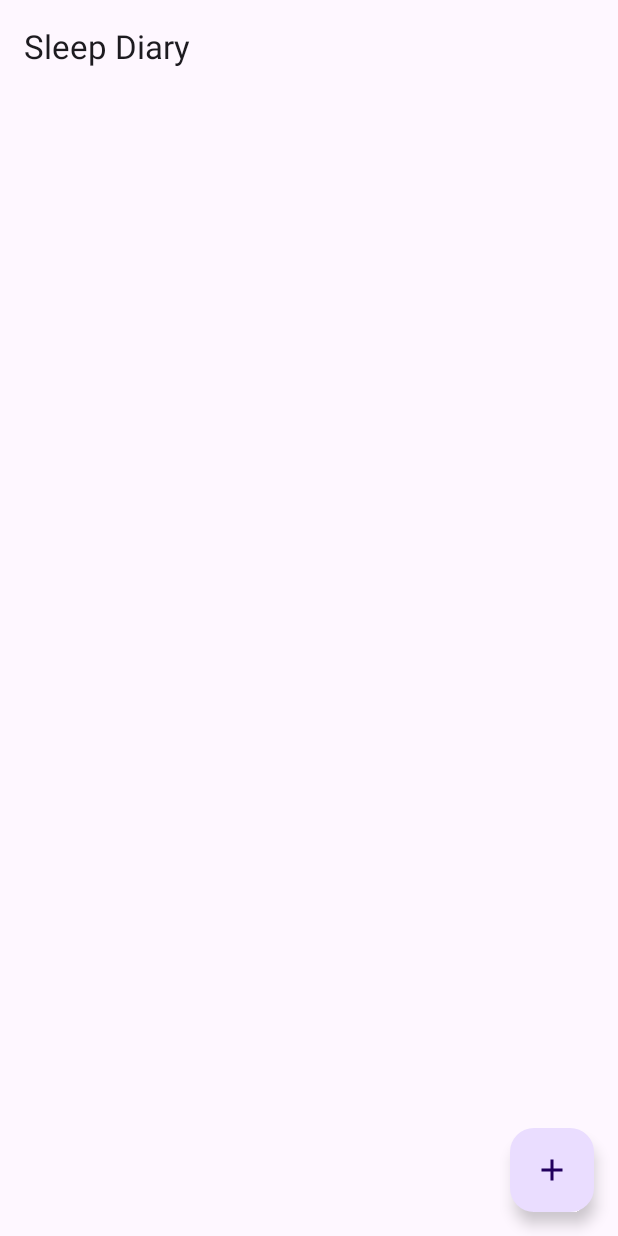
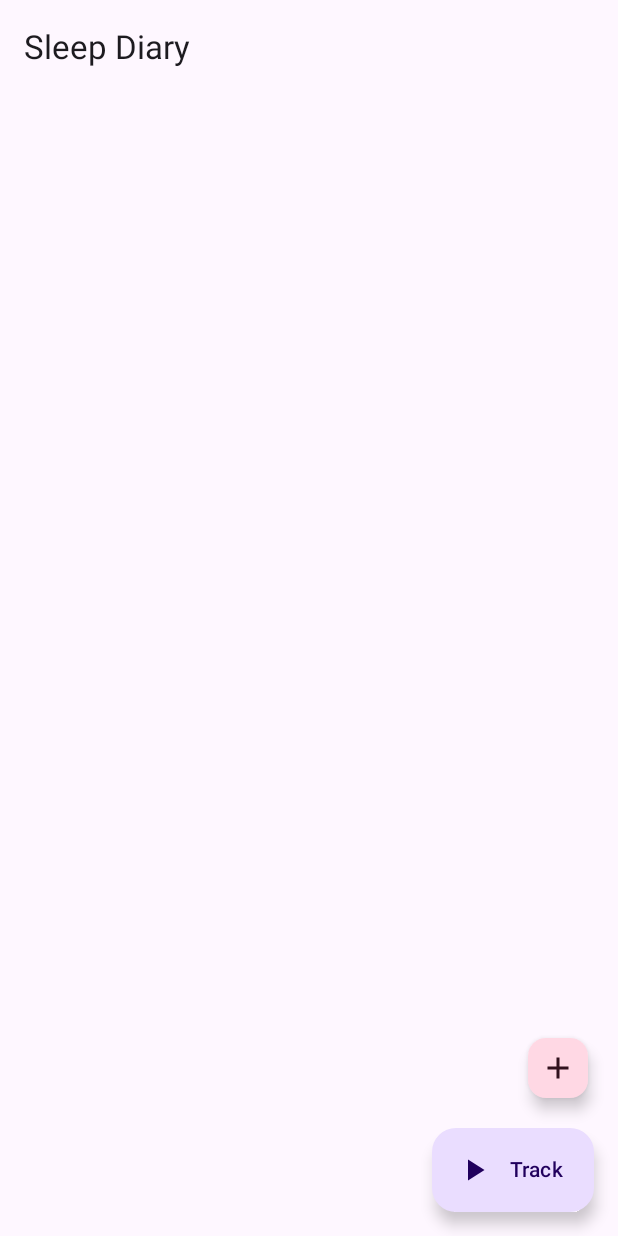
Before and after one commit to GKsenon/sleep-diary, an Android app built with Jetpack Compose: the screen it shows after launch (MainActivity), on a phone screen of 412 x 824 dp. Run offline under Robolectric (Android 15) with nearby library versions, the light colour scheme and no system bars; our stand-ins replace Dagger/Hilt's generated code, Room's generated code, livedata-compose.

Commit message:
Added sleep tracker

```diff
--- a/app/build.gradle
+++ b/app/build.gradle
@@ -55,6 +55,7 @@ dependencies {
     implementation 'androidx.compose.runtime:runtime-livedata:1.3.2'
     implementation "androidx.navigation:navigation-compose:$nav_version"
     implementation "androidx.room:room-runtime:$room_version"
+    implementation "androidx.datastore:datastore-preferences:1.0.0"
     implementation "com.google.dagger:hilt-android:$hilt_version"
     implementation 'androidx.hilt:hilt-navigation-compose:1.0.0'
     testImplementation 'junit:junit:4.13.2'
--- a/app/src/main/java/com/gksenon/sleepdiary/MainActivity.kt
+++ b/app/src/main/java/com/gksenon/sleepdiary/MainActivity.kt
@@ -10,7 +10,7 @@ import androidx.navigation.compose.composable
 import androidx.navigation.compose.rememberNavController
 import com.gksenon.sleepdiary.view.SleepDiaryScreen
 import com.gksenon.sleepdiary.view.SleepEditorScreen
-import com.gksenon.sleepdiary.view.SleepTrackingScreen
+import com.gksenon.sleepdiary.view.SleepTrackerScreen
 import dagger.hilt.android.AndroidEntryPoint
 
 @AndroidEntryPoint
@@ -32,13 +32,13 @@ fun MainScreen(navController: NavHostController = rememberNavController()) {
         composable("sleep_diary") {
             SleepDiaryScreen(
                 onNavigateToSleepEditor = { navController.navigate("sleep_editor") },
-                onNavigateToSleepTracking = { navController.navigate("sleep_tracking") })
+                onNavigateToSleepTracking = { navController.navigate("sleep_tracker") })
         }
         composable("sleep_editor") {
             SleepEditorScreen(onSaveSleep = { navController.popBackStack() })
         }
-        composable("sleep_tracking") {
-            SleepTrackingScreen()
+        composable("sleep_tracker") {
+            SleepTrackerScreen()
         }
     }
 }
--- a/app/src/main/java/com/gksenon/sleepdiary/data/SleepDiaryDatabase.kt
+++ b/app/src/main/java/com/gksenon/sleepdiary/data/SleepDatabase.kt
@@ -6,6 +6,6 @@ import androidx.room.TypeConverters
 
 @Database(entities = [Sleep::class], version = 1)
 @TypeConverters(TimeConverter::class)
-abstract class SleepDiaryDatabase : RoomDatabase() {
+abstract class SleepDatabase : RoomDatabase() {
     abstract fun sleepDao(): SleepDao
 }
--- a/app/src/main/java/com/gksenon/sleepdiary/di/DataModule.kt
+++ b/app/src/main/java/com/gksenon/sleepdiary/di/DataModule.kt
@@ -3,8 +3,8 @@ package com.gksenon.sleepdiary.di
 import android.content.Context
 import androidx.room.Room
 import com.gksenon.sleepdiary.data.SleepDao
-import com.gksenon.sleepdiary.data.SleepDiaryDatabase
-import com.gksenon.sleepdiary.data.SleepDiaryRepository
+import com.gksenon.sleepdiary.data.SleepDatabase
+import com.gksenon.sleepdiary.data.SleepRepository
 import dagger.Module
 import dagger.Provides
 import dagger.hilt.InstallIn
@@ -18,13 +18,13 @@ class DataModule {
 
     @Singleton
     @Provides
-    fun provideSleepDatabase(@ApplicationContext context: Context): SleepDiaryDatabase =
-        Room.databaseBuilder(context, SleepDiaryDatabase::class.java, "diary").build()
+    fun provideSleepDatabase(@ApplicationContext context: Context): SleepDatabase =
+        Room.databaseBuilder(context, SleepDatabase::class.java, "diary").build()
 
     @Provides
-    fun provideSleepDao(database: SleepDiaryDatabase): SleepDao = database.sleepDao()
+    fun provideSleepDao(database: SleepDatabase): SleepDao = database.sleepDao()
 
     @Provides
-    fun providesSleepDiaryRepository(sleepDao: SleepDao): SleepDiaryRepository =
-        SleepDiaryRepository(sleepDao)
+    fun providesSleepDiaryRepository(@ApplicationContext context: Context, sleepDao: SleepDao): SleepRepository =
+        SleepRepository(context, sleepDao)
 }
--- a/app/src/main/java/com/gksenon/sleepdiary/view/SleepDiaryScreen.kt
+++ b/app/src/main/java/com/gksenon/sleepdiary/view/SleepDiaryScreen.kt
@@ -1,14 +1,18 @@
 package com.gksenon.sleepdiary.view
 
+import androidx.compose.foundation.layout.Arrangement
+import androidx.compose.foundation.layout.Column
 import androidx.compose.foundation.layout.padding
 import androidx.compose.foundation.lazy.LazyColumn
 import androidx.compose.foundation.lazy.items
 import androidx.compose.material.icons.Icons
 import androidx.compose.material.icons.filled.Add
+import androidx.compose.material.icons.filled.PlayArrow
 import androidx.compose.material3.*
 import androidx.compose.runtime.Composable
 import androidx.compose.runtime.getValue
 import androidx.compose.runtime.livedata.observeAsState
+import androidx.compose.ui.Alignment
 import androidx.compose.ui.Modifier
 import androidx.compose.ui.res.stringResource
 import androidx.compose.ui.unit.dp
@@ -31,12 +35,27 @@ fun SleepDiaryScreen(
         })
     },
         floatingActionButton = {
-        FloatingActionButton(onClick = { onNavigateToSleepEditor() }) {
+            Column(
+                verticalArrangement = Arrangement.spacedBy(16.dp),
+                horizontalAlignment = Alignment.End
+            ) {
+                SmallFloatingActionButton(
+                    onClick = { onNavigateToSleepEditor() },
+                    containerColor = MaterialTheme.colorScheme.tertiaryContainer,
+                    contentColor = MaterialTheme.colorScheme.onTertiaryContainer
+                ) {
                     Icon(Icons.Filled.Add, contentDescription = stringResource(R.string.add_sleep))
                 }
-//        FloatingActionButton(onClick = { onNavigateToSleepTracking() }) {
-//            Icon(Icons.Filled.PlayArrow, contentDescription = stringResource(R.string.track_sleep))
-//        }
+                ExtendedFloatingActionButton(
+                    text = { Text(text = stringResource(R.string.track_sleep_button_text)) },
+                    icon = {
+                        Icon(
+                            Icons.Filled.PlayArrow,
+                            contentDescription = stringResource(R.string.track_sleep)
+                        )
+                    },
+                    onClick = { onNavigateToSleepTracking() })
+            }
         }) { contentPadding ->
         val sleepDiary: List<Sleep>? by viewModel.sleepDiary.observeAsState()
 
@@ -48,7 +67,10 @@ fun SleepDiaryScreen(
                 bottom = contentPadding.calculateBottomPadding()
             )
         ) {
-            items(items = sleepDiary ?: emptyList(), key = { sleep -> sleep.id }, itemContent = { sleep ->
+            items(
+                items = sleepDiary ?: emptyList(),
+                key = { sleep -> sleep.id },
+                itemContent = { sleep ->
                     SleepDiaryEntry(sleep)
                 })
         }
--- a/app/src/main/java/com/gksenon/sleepdiary/viewmodels/SleepEditorViewModel.kt
+++ b/app/src/main/java/com/gksenon/sleepdiary/viewmodels/SleepEditorViewModel.kt
@@ -3,7 +3,7 @@ package com.gksenon.sleepdiary.viewmodels
 import androidx.lifecycle.ViewModel
 import androidx.lifecycle.viewModelScope
 import com.gksenon.sleepdiary.data.Sleep
-import com.gksenon.sleepdiary.data.SleepDiaryRepository
+import com.gksenon.sleepdiary.data.SleepRepository
 import dagger.hilt.android.lifecycle.HiltViewModel
 import kotlinx.coroutines.flow.MutableStateFlow
 import kotlinx.coroutines.flow.asStateFlow
@@ -16,7 +16,7 @@ import javax.inject.Inject
 
 @HiltViewModel
 class SleepEditorViewModel @Inject constructor(
-    private val sleepDiaryRepository: SleepDiaryRepository
+    private val sleepRepository: SleepRepository
 ) : ViewModel() {
 
     private val dateFormatter = SimpleDateFormat("ddMMyyyy", Locale.getDefault())
@@ -85,7 +85,7 @@ class SleepEditorViewModel @Inject constructor(
                     start = merge(startDate, startTime),
                     end = merge(endDate, endTime)
                 )
-                sleepDiaryRepository.saveSleep(sleep)
+                sleepRepository.saveSleep(sleep)
             }
             onSaveSleep()
         } else {
--- a/app/src/main/res/values/strings.xml
+++ b/app/src/main/res/values/strings.xml
@@ -12,4 +12,7 @@
     <string name="date_error">Invalid date format, must be \"dd/MM/yyyy\"</string>
     <string name="time_error">Invalid time format, must be \"hh:mm\"</string>
     <string name="save_sleep">Save</string>
+    <string name="track_sleep_button_text">Track</string>
+    <string name="start_tracking">Start tracking</string>
+    <string name="stop_tracking">Stop tracking</string>
 </resources>
```
Also changed, not shown: app/src/main/java/com/gksenon/sleepdiary/data/SleepDiaryRepository.kt (deleted, +0 -9 lines), app/src/main/java/com/gksenon/sleepdiary/data/SleepRepository.kt (added, +56 -0 lines), app/src/main/java/com/gksenon/sleepdiary/view/SleepTrackerScreen.kt (added, +100 -0 lines), app/src/main/java/com/gksenon/sleepdiary/view/SleepTrackingScreen.kt (deleted, +0 -8 lines), app/src/main/java/com/gksenon/sleepdiary/viewmodels/SleepTrackerViewModel.kt (added, +87 -0 lines), app/src/main/res/drawable/ic_stop.xml (added, +10 -0 lines), 1 other file. Lines whose indentation alone changed are shown as unchanged.
